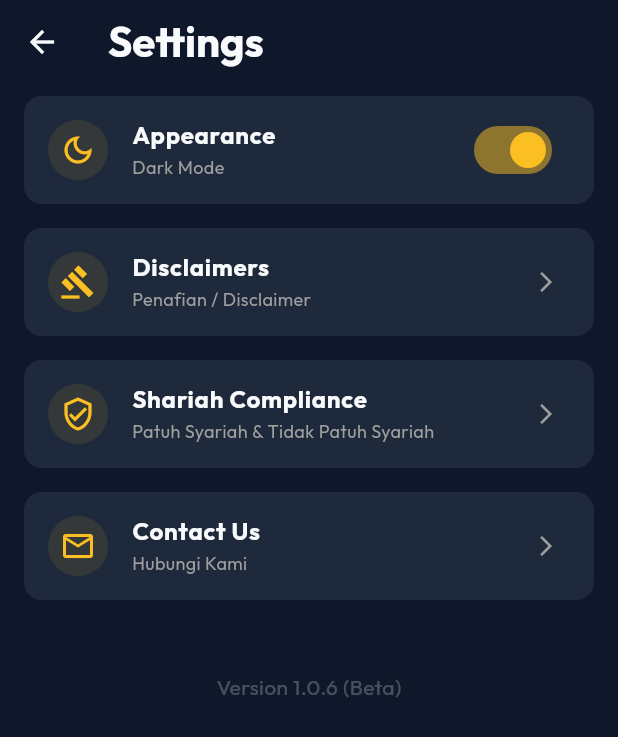
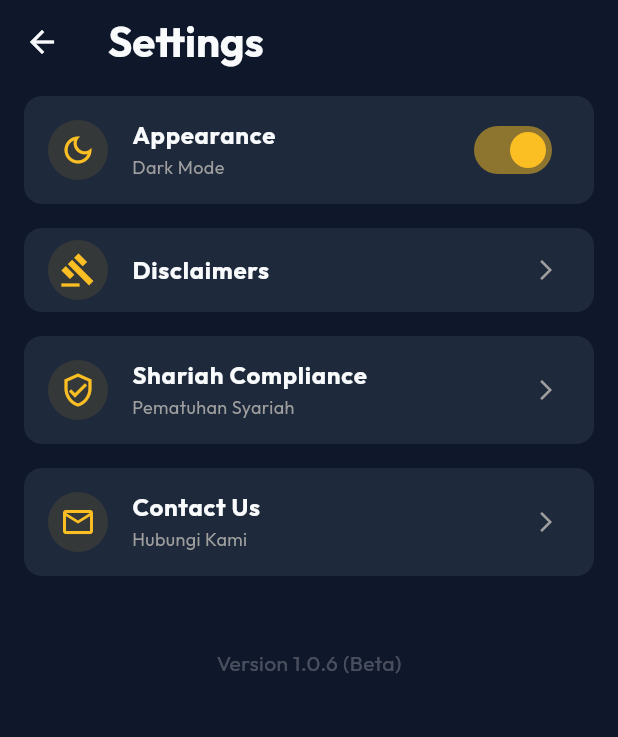
Before and after one commit to HKindaichi/pg-gold-price-api, a Flutter app: the SettingsScreen screen opened directly, on a phone screen of 412 x 824 dp. Shown: the top 737 px of the screen. Run offline on Flutter 3.47's test engine with Material 3 defaults, Android fonts, the phone set to English and light mode, and no system bars; our stand-ins replace csv, fl_chart, google_fonts, shared_preferences; accounts and stored records are empty; network calls fail.

Commit message:
Refine settings screen text

```diff
--- a/gold_price_flutter/lib/screens/settings_screen.dart
+++ b/gold_price_flutter/lib/screens/settings_screen.dart
@@ -42,7 +42,6 @@ class SettingsScreen extends StatelessWidget {
             context,
             icon: Icons.gavel_outlined,
             title: "Disclaimers",
-            subtitle: "Penafian / Disclaimer",
             onTap: () {
               Navigator.push(
                 context,
@@ -54,7 +53,7 @@ class SettingsScreen extends StatelessWidget {
             context,
             icon: Icons.verified_user_outlined,
             title: "Shariah Compliance",
-            subtitle: "Patuh Syariah & Tidak Patuh Syariah",
+            subtitle: "Pematuhan Syariah",
             onTap: () {
               Navigator.push(
                 context,
@@ -90,7 +89,7 @@ class SettingsScreen extends StatelessWidget {
   Widget _buildSettingsTile(BuildContext context,
       {required IconData icon,
       required String title,
-      required String subtitle,
+      String? subtitle,
       Widget? trailing,
       required VoidCallback onTap}) {
     final theme = Theme.of(context);
@@ -113,7 +112,7 @@ class SettingsScreen extends StatelessWidget {
           child: Icon(icon, color: const Color(0xFFfbbf24)),
         ),
         title: Text(title, style: const TextStyle(fontWeight: FontWeight.bold)),
-        subtitle: Text(subtitle, style: const TextStyle(fontSize: 12, color: Colors.grey)),
+        subtitle: subtitle != null ? Text(subtitle, style: const TextStyle(fontSize: 12, color: Colors.grey)) : null,
         trailing: trailing ?? const Icon(Icons.arrow_forward_ios, size: 16, color: Colors.grey),
         onTap: onTap,
       ),
```
